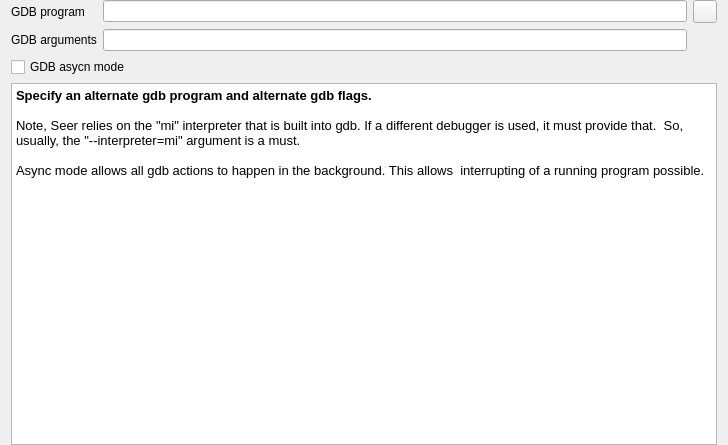
epasveer/seer, file src/SeerGdbConfigPage.ui: the form before one commit.
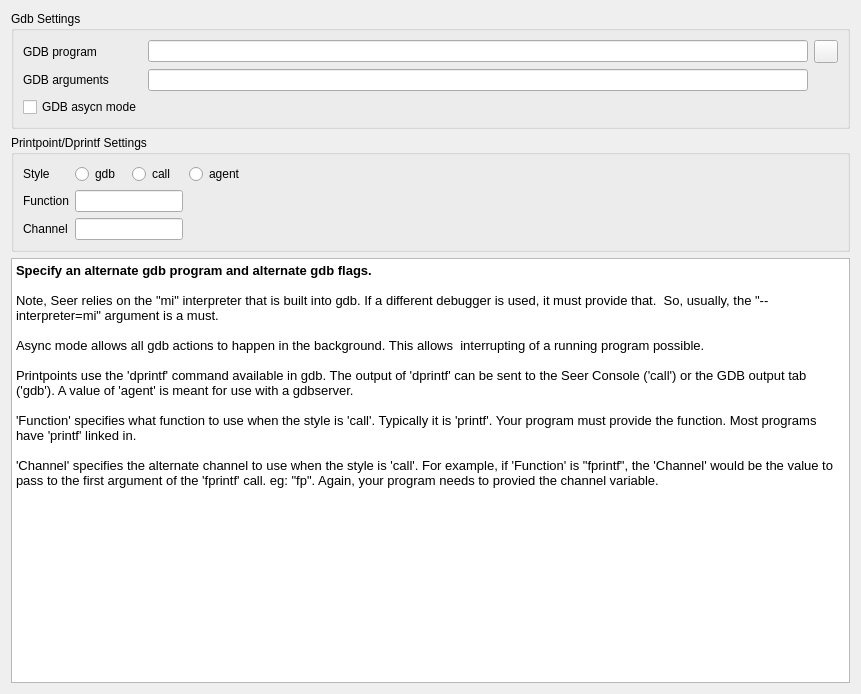
The form after the commit. Icons and pictures are not drawn.

Commit message: Add a config page for dprintf settings.

```diff
--- a/src/SeerGdbConfigPage.ui
+++ b/src/SeerGdbConfigPage.ui
@@ -6,20 +6,20 @@
    <rect>
     <x>0</x>
     <y>0</y>
-    <width>728</width>
-    <height>445</height>
+    <width>861</width>
+    <height>694</height>
    </rect>
   </property>
   <property name="windowTitle">
    <string>SeerGdbConfigPage</string>
   </property>
-  <layout class="QGridLayout" name="gridLayout">
-   <property name="topMargin">
-    <number>0</number>
-   </property>
-   <property name="bottomMargin">
-    <number>0</number>
-   </property>
+  <layout class="QGridLayout" name="gridLayout_3">
+   <item row="0" column="0">
+    <widget class="QGroupBox" name="gdbGroupBox">
+     <property name="title">
+      <string>Gdb Settings</string>
+     </property>
+     <layout class="QGridLayout" name="gridLayout_2">
    <item row="0" column="0">
     <widget class="QLabel" name="gdbProgramLabel">
      <property name="text">
@@ -34,6 +34,20 @@
      </property>
     </widget>
    </item>
+      <item row="0" column="2">
+       <widget class="QToolButton" name="gdbProgramToolButton">
+        <property name="toolTip">
+         <string>Open a file dialog to locate the gdb debugger.</string>
+        </property>
+        <property name="text">
+         <string/>
+        </property>
+        <property name="icon">
+         <iconset resource="resource.qrc">
+          <normaloff>:/seer/resources/RelaxLightIcons/document-open.svg</normaloff>:/seer/resources/RelaxLightIcons/document-open.svg</iconset>
+        </property>
+       </widget>
+      </item>
    <item row="1" column="0">
     <widget class="QLabel" name="gdbArgumentsLabel">
      <property name="text">
@@ -48,7 +62,7 @@
      </property>
     </widget>
    </item>
-   <item row="2" column="0" colspan="2">
+      <item row="2" column="0">
     <widget class="QCheckBox" name="gdbAsyncModeCheckBox">
      <property name="toolTip">
       <string>Turn gdb 'async' mode on or off.</string>
@@ -58,7 +72,132 @@
      </property>
     </widget>
    </item>
-   <item row="3" column="0" colspan="3">
+     </layout>
+    </widget>
+   </item>
+   <item row="1" column="0">
+    <widget class="QGroupBox" name="printPointGroupBox">
+     <property name="title">
+      <string>Printpoint/Dprintf Settings</string>
+     </property>
+     <layout class="QGridLayout" name="gridLayout">
+      <item row="0" column="0">
+       <widget class="QLabel" name="styleLabel">
+        <property name="text">
+         <string>Style</string>
+        </property>
+       </widget>
+      </item>
+      <item row="0" column="1">
+       <widget class="QRadioButton" name="styleGdbRadioButton">
+        <property name="toolTip">
+         <string>Printpoint output goes the Gdb Ouput tab.</string>
+        </property>
+        <property name="text">
+         <string>gdb</string>
+        </property>
+        <attribute name="buttonGroup">
+         <string notr="true">styleButtonGroup</string>
+        </attribute>
+       </widget>
+      </item>
+      <item row="0" column="2">
+       <widget class="QRadioButton" name="styleCallRadioButton">
+        <property name="toolTip">
+         <string>Printpoint output goes to the Seer Console.</string>
+        </property>
+        <property name="text">
+         <string>call</string>
+        </property>
+        <attribute name="buttonGroup">
+         <string notr="true">styleButtonGroup</string>
+        </attribute>
+       </widget>
+      </item>
+      <item row="0" column="3">
+       <widget class="QRadioButton" name="styleAgentRadioButton">
+        <property name="toolTip">
+         <string>Printpoint output is handled by the gdbserver.</string>
+        </property>
+        <property name="text">
+         <string>agent</string>
+        </property>
+        <attribute name="buttonGroup">
+         <string notr="true">styleButtonGroup</string>
+        </attribute>
+       </widget>
+      </item>
+      <item row="0" column="4">
+       <spacer name="horizontalSpacer">
+        <property name="orientation">
+         <enum>Qt::Horizontal</enum>
+        </property>
+        <property name="sizeHint" stdset="0">
+         <size>
+          <width>561</width>
+          <height>20</height>
+         </size>
+        </property>
+       </spacer>
+      </item>
+      <item row="1" column="0">
+       <widget class="QLabel" name="functionLabel">
+        <property name="text">
+         <string>Function</string>
+        </property>
+       </widget>
+      </item>
+      <item row="1" column="1" colspan="2">
+       <widget class="QLineEdit" name="functionLineEdit">
+        <property name="toolTip">
+         <string>The name of a function in your program to use.</string>
+        </property>
+       </widget>
+      </item>
+      <item row="1" column="3" colspan="2">
+       <spacer name="horizontalSpacer_2">
+        <property name="orientation">
+         <enum>Qt::Horizontal</enum>
+        </property>
+        <property name="sizeHint" stdset="0">
+         <size>
+          <width>626</width>
+          <height>20</height>
+         </size>
+        </property>
+       </spacer>
+      </item>
+      <item row="2" column="0">
+       <widget class="QLabel" name="channelLabel">
+        <property name="text">
+         <string>Channel</string>
+        </property>
+       </widget>
+      </item>
+      <item row="2" column="1" colspan="2">
+       <widget class="QLineEdit" name="channelLineEdit">
+        <property name="toolTip">
+         <string>The channel value, if required by the function.</string>
+        </property>
+       </widget>
+      </item>
+      <item row="2" column="3" colspan="2">
+       <spacer name="horizontalSpacer_3">
+        <property name="orientation">
+         <enum>Qt::Horizontal</enum>
+        </property>
+        <property name="sizeHint" stdset="0">
+         <size>
+          <width>626</width>
+          <height>20</height>
+         </size>
+        </property>
+       </spacer>
+      </item>
+     </layout>
+    </widget>
+   </item>
+   <item row="2" column="0">
     <widget class="QTextBrowser" name="textBrowser">
      <property name="html">
       <string>&lt;!DOCTYPE HTML PUBLIC &quot;-//W3C//DTD HTML 4.0//EN&quot; &quot;http://www.w3.org/TR/REC-html40/strict.dtd&quot;&gt;
@@ -70,24 +209,16 @@
 &lt;p style=&quot; margin-top:0px; margin-bottom:0px; margin-left:0px; margin-right:0px; -qt-block-indent:0; text-indent:0px;&quot;&gt;Note, Seer relies on the &amp;quot;mi&amp;quot; interpreter that is built into gdb. If a different debugger is used, it must provide that.  So, usually, the &amp;quot;--interpreter=mi&amp;quot; argument is a must.&lt;/p&gt;
 &lt;p style=&quot;-qt-paragraph-type:empty; margin-top:0px; margin-bottom:0px; margin-left:0px; margin-right:0px; -qt-block-indent:0; text-indent:0px;&quot;&gt;&lt;br /&gt;&lt;/p&gt;
 &lt;p style=&quot; margin-top:0px; margin-bottom:0px; margin-left:0px; margin-right:0px; -qt-block-indent:0; text-indent:0px;&quot;&gt;Async mode allows all gdb actions to happen in the background. This allows  interrupting of a running program possible.&lt;/p&gt;
+&lt;p style=&quot;-qt-paragraph-type:empty; margin-top:0px; margin-bottom:0px; margin-left:0px; margin-right:0px; -qt-block-indent:0; text-indent:0px;&quot;&gt;&lt;br /&gt;&lt;/p&gt;
+&lt;p style=&quot; margin-top:0px; margin-bottom:0px; margin-left:0px; margin-right:0px; -qt-block-indent:0; text-indent:0px;&quot;&gt;Printpoints use the 'dprintf' command available in gdb. The output of 'dprintf' can be sent to the Seer Console ('call') or the GDB output tab ('gdb'). A value of 'agent' is meant for use with a gdbserver.&lt;/p&gt;
+&lt;p style=&quot;-qt-paragraph-type:empty; margin-top:0px; margin-bottom:0px; margin-left:0px; margin-right:0px; -qt-block-indent:0; text-indent:0px;&quot;&gt;&lt;br /&gt;&lt;/p&gt;
+&lt;p style=&quot; margin-top:0px; margin-bottom:0px; margin-left:0px; margin-right:0px; -qt-block-indent:0; text-indent:0px;&quot;&gt;'Function' specifies what function to use when the style is 'call'. Typically it is 'printf'. Your program must provide the function. Most programs have 'printf' linked in. &lt;/p&gt;
+&lt;p style=&quot;-qt-paragraph-type:empty; margin-top:0px; margin-bottom:0px; margin-left:0px; margin-right:0px; -qt-block-indent:0; text-indent:0px;&quot;&gt;&lt;br /&gt;&lt;/p&gt;
+&lt;p style=&quot; margin-top:0px; margin-bottom:0px; margin-left:0px; margin-right:0px; -qt-block-indent:0; text-indent:0px;&quot;&gt;'Channel' specifies the alternate channel to use when the style is 'call'. For example, if 'Function' is &amp;quot;fprintf&amp;quot;, the 'Channel' would be the value to pass to the first argument of the 'fprintf' call. eg: &amp;quot;fp&amp;quot;. Again, your program needs to provied the channel variable.&lt;/p&gt;
 &lt;p style=&quot;-qt-paragraph-type:empty; margin-top:0px; margin-bottom:0px; margin-left:0px; margin-right:0px; -qt-block-indent:0; text-indent:0px;&quot;&gt;&lt;br /&gt;&lt;/p&gt;&lt;/body&gt;&lt;/html&gt;</string>
      </property>
     </widget>
    </item>
-   <item row="0" column="2">
-    <widget class="QToolButton" name="gdbProgramToolButton">
-     <property name="toolTip">
-      <string>Open a file dialog to locate the gdb debugger.</string>
-     </property>
-     <property name="text">
-      <string/>
-     </property>
-     <property name="icon">
-      <iconset resource="resource.qrc">
-       <normaloff>:/seer/resources/RelaxLightIcons/document-open.svg</normaloff>:/seer/resources/HighContrast/document-open.svg</iconset>
-     </property>
-    </widget>
-   </item>
   </layout>
  </widget>
  <resources>
```
Left out of the diff: 6 changed lines with no effect on the pictures. Lines whose indentation alone changed are shown as unchanged. The commit also changes 7 other files.
